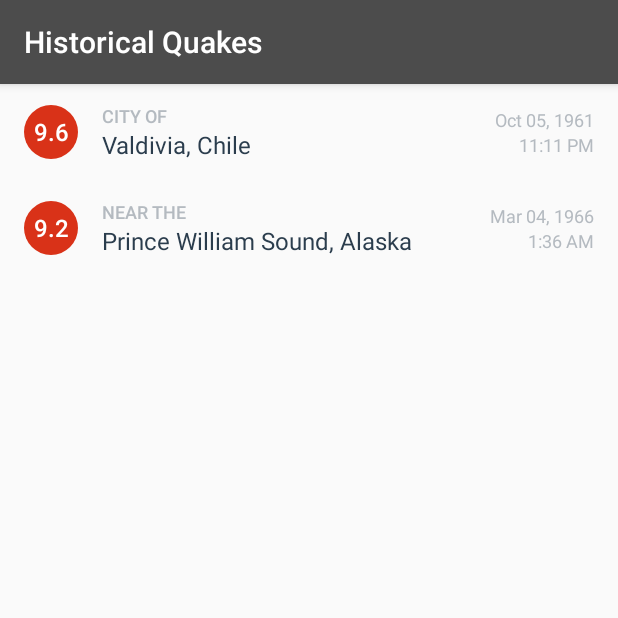
After one commit to endlessrequiem/QuickQuakes, an Android app: the HistoricEarthquakesActivity screen opened directly, with no data from a screen before it, on a phone screen of 412 x 824 dp, the top half of it. The commit adds this screen. Run offline under Robolectric (Android 15) with nearby library versions, the phone set to English and light mode, and no system bars.

Commit message:
added some historical data

```diff
--- /dev/null
+++ b/app/src/main/java/austindev/xyz/quickquakes/HistoricEarthquakesActivity.java
@@ -0,0 +1,128 @@
+package austindev.xyz.quickquakes;
+
+import android.content.Context;
+import android.content.Intent;
+import android.content.SharedPreferences;
+import android.os.Bundle;
+import android.widget.ListView;
+import android.widget.TextView;
+
+import androidx.appcompat.app.AppCompatActivity;
+
+import java.text.DecimalFormat;
+import java.text.SimpleDateFormat;
+import java.util.ArrayList;
+import java.util.Locale;
+
+public class HistoricEarthquakesActivity extends AppCompatActivity {
+
+    EarthquakeAdapter historicAdapter;
+    SharedPreferences currLocation;
+    SharedPreferences currMagnitude;
+    SharedPreferences currTime;
+    SharedPreferences currDate;
+    SharedPreferences currUrl;
+
+    @Override
+    protected void onCreate(Bundle savedInstanceState) {
+        super.onCreate(savedInstanceState);
+        setContentView(R.layout.historic_earthquake_activity);
+
+        setTitle("Historical Quakes");
+        ListView historicEarthquakeListView = findViewById(R.id.list);
+
+        TextView mEmptyStateTextView = findViewById(R.id.empty_view);
+        historicEarthquakeListView.setEmptyView(mEmptyStateTextView);
+
+        historicAdapter = new EarthquakeAdapter(this, new ArrayList<>());
+        historicEarthquakeListView.setAdapter(historicAdapter);
+
+        listPopulate();
+
+
+
+        currLocation = this.getSharedPreferences(
+                getString(R.string.location_key), Context.MODE_PRIVATE);
+        currMagnitude = this.getSharedPreferences(
+                getString(R.string.magnitude_key),Context.MODE_PRIVATE);
+        currTime = this.getSharedPreferences(
+                getString(R.string.time_key),Context.MODE_PRIVATE);
+        currDate = this.getSharedPreferences(
+                getString(R.string.date_key),Context.MODE_PRIVATE);
+        currUrl = this.getSharedPreferences(
+                getString(R.string.url_key),Context.MODE_PRIVATE);
+
+        historicEarthquakeListView.setOnItemClickListener((adapterView, view, position, l) -> {
+            //get info from current item
+            historicEarthquakeListItem(position);
+        });
+
+    }
+
+
+
+    public void historicEarthquakeListItem(int position) {
+        Earthquake currentEarthquake = historicAdapter.getItem(position);
+
+        String earthquakeLocation = currentEarthquake.getLocation();
+
+        // Convert the String URL into a URI object (to pass into the Intent constructor)
+        String earthquakeUri = currentEarthquake.getUrl();
+
+        DecimalFormat magnitudeFormat = new DecimalFormat("0.0");
+        String earthquakeMagnitude = magnitudeFormat.format(currentEarthquake.getMagnitude());
+
+        SimpleDateFormat dateFormat = new SimpleDateFormat("LLL dd, yyyy", Locale.getDefault());
+        String earthquakeDate = dateFormat.format(currentEarthquake.getTimeInMilliseconds());
+
+        SimpleDateFormat timeFormat = new SimpleDateFormat("h:mm a", Locale.getDefault());
+        String earthquakeTime = timeFormat.format(currentEarthquake.getTimeInMilliseconds());
+
+        SharedPreferences.Editor currLocationEditor = currLocation.edit();
+        currLocationEditor.putString(getString(R.string.location_key), String.valueOf(earthquakeLocation));
+        currLocationEditor.apply();
+
+        SharedPreferences.Editor currMagnitudeEditor = currMagnitude.edit();
+        currMagnitudeEditor.putString(getString(R.string.magnitude_key), earthquakeMagnitude);
+        currMagnitudeEditor.apply();
+
+        SharedPreferences.Editor currTimeEditor = currTime.edit();
+        currTimeEditor.putString(getString(R.string.time_key), String.valueOf(earthquakeTime));
+        currTimeEditor.apply();
+
+        SharedPreferences.Editor currDateEditor = currDate.edit();
+        currDateEditor.putString(getString(R.string.date_key), String.valueOf(earthquakeDate));
+        currDateEditor.apply();
+
+        SharedPreferences.Editor currUrlEditor = currUrl.edit();
+        currUrlEditor.putString(getString(R.string.url_key), String.valueOf(earthquakeUri));
+        currUrlEditor.apply();
+
+        Intent detail = new Intent(HistoricEarthquakesActivity.this, EarthquakeDetailActivity.class);
+
+        // Send the intent to launch a new activity
+        startActivity(detail);
+    }
+
+    private void listPopulate() {
+        Earthquake valdivia = new Earthquake(9.6,
+                getString(R.string.valdivia),
+                -259980526000L,
+                "https://en.wikipedia.org/wiki/1960_Valdivia_earthquake");
+
+        historicAdapter.add(valdivia);
+
+        Earthquake alaska = new Earthquake(9.2,
+                getString(R.string.pwsAlaska),
+                -120867824000L,
+                "https://en.wikipedia.org/wiki/1964_Alaska_earthquake");
+
+        historicAdapter.add(alaska);
+    }
+
+    public boolean onSupportNavigateUp() {
+        this.onBackPressed();
+        this.overridePendingTransition(0, 0);
+        return true;
+    }
+}
--- a/app/src/main/res/layout/earthquake_detail_activity.xml
+++ b/app/src/main/res/layout/earthquake_detail_activity.xml
@@ -49,7 +49,6 @@
                 android:layout_width="wrap_content"
                 android:layout_height="wrap_content"
 
-                android:padding="5sp"
                 android:text="Time"
                 android:textAlignment="center"
                 android:textSize="18sp" />
@@ -58,7 +57,6 @@
                 android:id="@+id/currDate"
                 android:layout_width="wrap_content"
                 android:layout_height="wrap_content"
-                android:padding="5sp"
                 android:text="Date"
                 android:textAlignment="center"
                 android:textSize="18sp" />
@@ -67,6 +65,7 @@
                 android:id="@+id/description"
                 android:layout_width="wrap_content"
                 android:layout_height="wrap_content"
+                android:padding="5sp"
                 android:text="@string/nine"
                 android:textAlignment="center" />
 
--- /dev/null
+++ b/app/src/main/res/layout/historic_earthquake_activity.xml
@@ -0,0 +1,24 @@
+<RelativeLayout
+    xmlns:android="http://schemas.android.com/apk/res/android"
+    android:layout_width="match_parent"
+    android:layout_height="match_parent">
+
+    <ListView
+        android:id="@+id/list"
+        android:orientation="vertical"
+        android:layout_width="match_parent"
+        android:layout_height="match_parent"
+        android:divider="@null"
+        android:dividerHeight="0dp"/>
+
+    <!-- Empty view is only visible when the list has no items. -->
+    <TextView
+        android:id="@+id/empty_view"
+        android:layout_width="wrap_content"
+        android:layout_height="wrap_content"
+        android:layout_centerInParent="true"
+        android:textAppearance="?android:textAppearanceMedium"/>
+
+    <!-- Loading indicator for user feedback between queries to USGS -->
+
+</RelativeLayout>
--- a/app/src/main/res/menu/main.xml
+++ b/app/src/main/res/menu/main.xml
@@ -28,4 +28,7 @@
         android:orderInCategory="1"
         android:title="@string/settings_menu_item"
         app:showAsAction="ifRoom" />
+    <item
+        android:id="@+id/historicEarthquakes"
+        android:title="@string/historicData" />
 </menu>
--- a/app/src/main/res/values/strings.xml
+++ b/app/src/main/res/values/strings.xml
@@ -4,7 +4,8 @@
     <!-- Title for the application. [CHAR LIMIT=12] -->
     <string name="app_name">Quick Quakes</string>
     <string name="details">Earthquake Details</string>
-    <string name="linkButton">See on USGS Website</string>
+    <string name="linkButton">See More</string>
+    <string name="historicData">Historic Earthquakes</string>
 
     <!-- Default text to show with the earthquake location ("Near the Pacific-Antarctic Ridge")
          if no specific kilometer distance from the primary location is given [CHAR LIMIT=30] -->
@@ -67,4 +68,9 @@
     <string name="eight">8.0–8.9: Major damage to buildings, structures likely to be destroyed. Will cause moderate to heavy damage to sturdy or earthquake-resistant buildings. Damaging in large areas. Felt in extremely large regions.</string>
     <string name="nine">9.0+: At or near total destruction – severe damage or collapse to all buildings. Heavy damage and shaking extends to distant locations. Permanent changes in ground topography.</string>
     <string name="defScale">Default</string>
+
+    <!-- Historic Earthquake locations -->
+    <string name="valdivia">City of Valdivia, Chile</string>
+    <string name="pwsAlaska">Prince William Sound, Alaska</string>
+
 </resources>
```
Also changed, not shown: app/src/main/AndroidManifest.xml (+8 -0 lines), app/src/main/java/austindev/xyz/quickquakes/EarthquakeActivity.java (+7 -1 lines).
